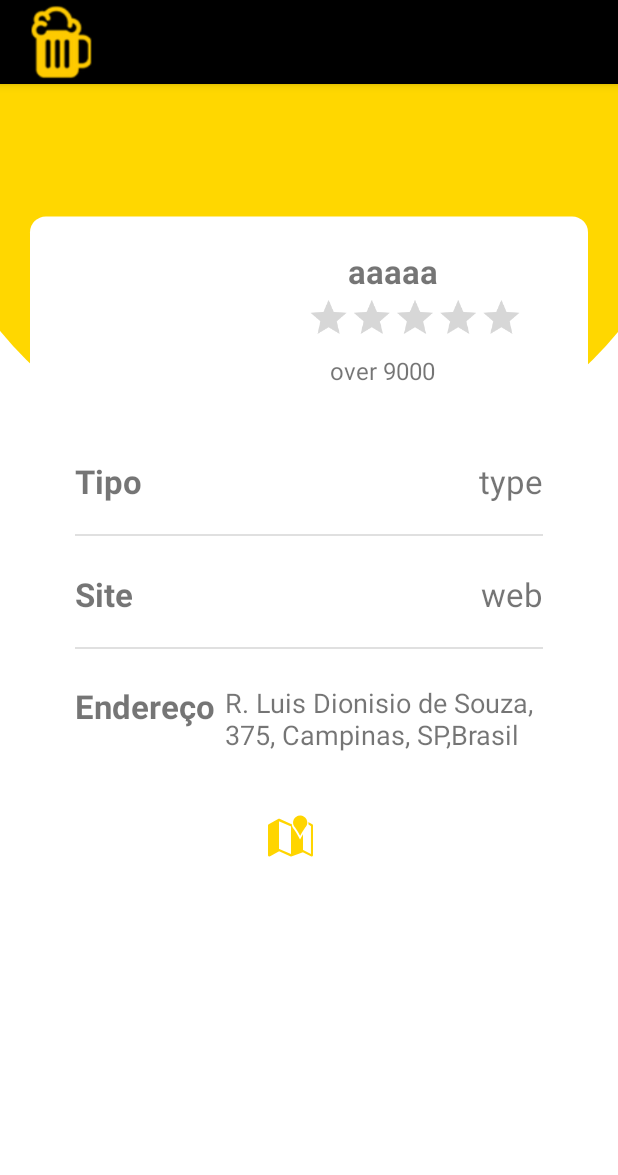
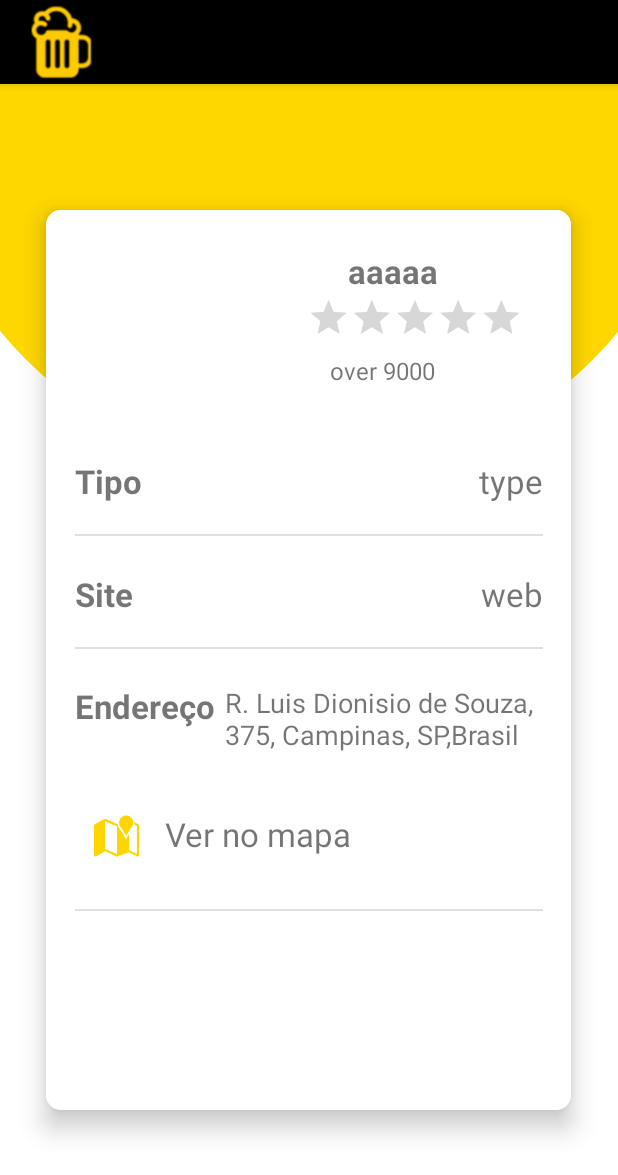
Before and after one commit to joaoramos00/breweryApi, an Android app: the Details screen opened through its navigation route, after a tap on an icon or button, on a phone screen of 412 x 824 dp. Shown: the top 1175 px of the screen. Run offline under Robolectric (Android 15) with nearby library versions, the phone set to English and light mode, and no system bars.

Commit message:
Some layout and function name corrections.
# Conflicts:
#	app/src/main/res/layout/fragment_details.xml
#	app/src/main/res/values/strings.xml

```diff
--- a/app/src/main/java/com/example/android/Details.kt
+++ b/app/src/main/java/com/example/android/Details.kt
@@ -6,7 +6,6 @@ import android.view.LayoutInflater
 import android.view.View
 import android.view.ViewGroup
 import android.widget.ImageButton
-import android.widget.ImageView
 import androidx.fragment.app.Fragment
 
 
@@ -29,10 +28,10 @@ class Details : Fragment() {
         super.onViewCreated(view, savedInstanceState)
         val btnShowMap = view.findViewById<ImageButton>(R.id.btnShowMap)
         btnShowMap.setOnClickListener(View.OnClickListener { view ->
-        val functions: Functions = Functions()
+        val maps: Maps = Maps()
         val context: Context? = getContext()
             if (context != null) {
-                functions.openMap(2.7F,2.7F, context)
+                maps.openMap(2.7F,2.7F, context)
             }
         })
     }
--- a/app/src/main/java/com/example/android/Functions.kt
+++ b/app/src/main/java/com/example/android/Maps.kt
@@ -9,16 +9,14 @@ import androidx.core.content.ContextCompat.startActivity
 import java.util.*
 
 
-class Functions {
+class Maps {
 
 
     fun openMap(longitude: Float, latitude: Float, context: Context) {
-        val longitude = 10.306283180899
-        val latitude = 37.7834497667258
+        val longitude = 22.9099
+        val latitude = 47.0626
 
         val uri: String = String.format(Locale.ENGLISH, "geo:%f,%f", latitude, longitude)
-
-
 
         val intent = Intent(Intent.ACTION_VIEW, Uri.parse(uri.toString()))
         intent.setPackage("com.google.android.apps.maps")
@@ -29,7 +27,8 @@ class Functions {
                 val unrestrictedIntent = Intent(Intent.ACTION_VIEW, Uri.parse(uri.toString()))
                 startActivity(context, unrestrictedIntent, null)
             } catch (innerEx: ActivityNotFoundException) {
-                Toast.makeText(context, "Please install a maps application", Toast.LENGTH_LONG).show()
+                Toast.makeText(context, "Please install a maps application", Toast.LENGTH_LONG)
+                    .show()
             }
         }
     }
--- a/app/src/main/res/drawable/details.xml
+++ b/app/src/main/res/drawable/details.xml
@@ -3,16 +3,15 @@
     <item>
         <shape android:shape="rectangle">
 
-            <solid android:color="#FFFFFF" />
+            <solid android:color="@color/white" />
             <size
                 android:width="350dp"
-                android:height="500dp"/>
+                android:height="600dp"/>
             <corners
                 android:topLeftRadius="10dp"
                 android:bottomLeftRadius="10dp"
                 android:topRightRadius="10dp"
                 android:bottomRightRadius="10dp"/>
-
         </shape>
     </item>
 </selector>
--- a/app/src/main/res/layout/fragment_details.xml
+++ b/app/src/main/res/layout/fragment_details.xml
@@ -4,31 +4,30 @@
     xmlns:tools="http://schemas.android.com/tools"
     android:layout_width="match_parent"
     android:layout_height="match_parent"
+
     tools:context=".Details">
     <!-- Yellow background -->
     <ImageView
         android:id="@+id/arcShape"
         android:layout_width="match_parent"
         android:layout_height="wrap_content"
+        android:contentDescription="@string/yellowArc"
         android:scaleType="center"
         android:src="@drawable/arc_shape"
-        tools:ignore="ImageContrastCheck"
-        android:contentDescription="@string/yellowArc"/>
+        tools:ignore="ImageContrastCheck" />
     <!-- Top toolbar -->
 
     <!-- details background -->
     <ImageView
         android:id="@+id/detailsWindow"
-        android:layout_width="match_parent"
-        android:layout_height="match_parent"
+        android:layout_width="wrap_content"
+        android:layout_height="wrap_content"
+        android:layout_gravity="center"
+        android:background="@drawable/details"
+        android:contentDescription="@string/detailsBackground"
         android:elevation="10dp"
-        android:paddingLeft="20dp"
-        android:paddingRight="20dp"
-        android:paddingBottom="60dp"
         android:scaleType="fitCenter"
-        android:src="@drawable/details"
-        android:contentDescription="@string/detailsBackground"
-        />
+        android:src="@drawable/details" />
     <!-- Brewery Name -->
     <TextView
         android:id="@+id/breweryName"
@@ -38,9 +37,9 @@
         android:layout_marginTop="110dp"
         android:layout_marginEnd="120dp"
         android:elevation="10dp"
+        android:text="aaaaa"
         android:textSize="22sp"
-        android:textStyle="bold"
-        android:text="aaaaa"/>
+        android:textStyle="bold" />
 
     <!-- Raging Text -->
     <TextView
@@ -73,8 +72,8 @@
         android:layout_marginStart="220dp"
         android:layout_marginTop="180dp"
         android:elevation="10dp"
-        android:textSize="16sp"
-        android:text="@string/rateString"/>
+        android:text="@string/rateString"
+        android:textSize="16sp" />
 
     <!-- Type -->
     <TextView
@@ -103,12 +102,12 @@
     <View
         android:id="@+id/divider"
         android:layout_width="match_parent"
+        android:layout_height="1dp"
         android:layout_marginLeft="50dp"
+        android:layout_marginTop="300dp"
         android:layout_marginRight="50dp"
-        android:layout_height="1dp"
         android:background="?android:attr/listDivider"
-        android:elevation="10dp"
-        android:layout_marginTop="300dp"/>
+        android:elevation="10dp" />
 
     <!-- Web -->
     <TextView
@@ -137,12 +136,12 @@
     <View
         android:id="@+id/divider2"
         android:layout_width="match_parent"
+        android:layout_height="1dp"
         android:layout_marginLeft="50dp"
+        android:layout_marginTop="375dp"
         android:layout_marginRight="50dp"
-        android:layout_height="1dp"
         android:background="?android:attr/listDivider"
-        android:elevation="10dp"
-        android:layout_marginTop="375dp"/>
+        android:elevation="10dp" />
 
     <!-- address -->
     <TextView
@@ -171,13 +170,38 @@
 
     <ImageButton
         android:id="@+id/btnShowMap"
-        android:layout_width="287dp"
+        android:layout_width="wrap_content"
         android:layout_height="wrap_content"
         android:layout_marginStart="50dp"
         android:layout_marginTop="475dp"
+        android:layout_marginEnd="50dp"
+        android:adjustViewBounds="false"
         android:backgroundTint="@color/white"
         android:elevation="10dp"
+        android:paddingRight="170dp"
         android:src="@android:drawable/ic_dialog_map"
         app:tint="@color/gold" />
 
+    <TextView
+        android:layout_width="wrap_content"
+        android:layout_height="wrap_content"
+        android:layout_marginStart="110dp"
+        android:layout_marginTop="485dp"
+        android:elevation="10dp"
+        android:text="@string/map_header"
+        android:textSize="22dp"
+
+        />
+
+    <View
+        android:id="@+id/divider3"
+        android:layout_width="match_parent"
+        android:layout_height="1dp"
+        android:layout_marginLeft="50dp"
+        android:layout_marginTop="550dp"
+        android:layout_marginRight="50dp"
+        android:background="?android:attr/listDivider"
+        android:elevation="10dp" />
+
+
 </FrameLayout>
```
